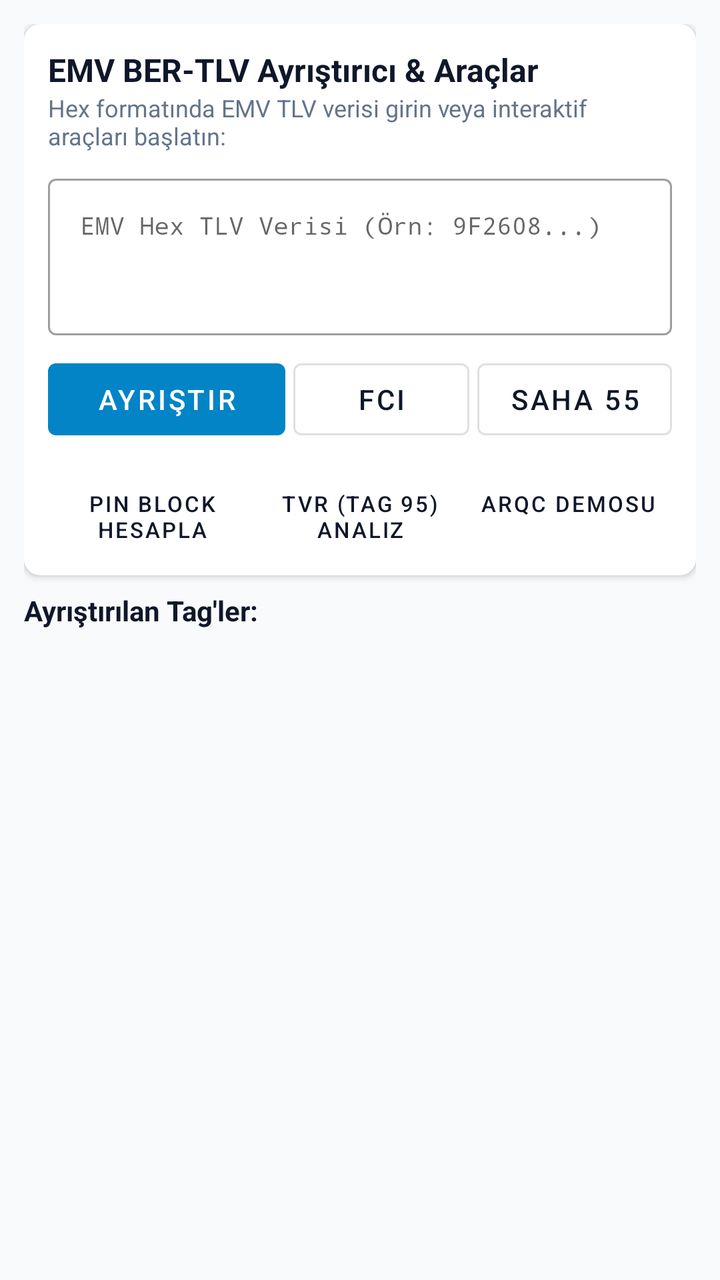
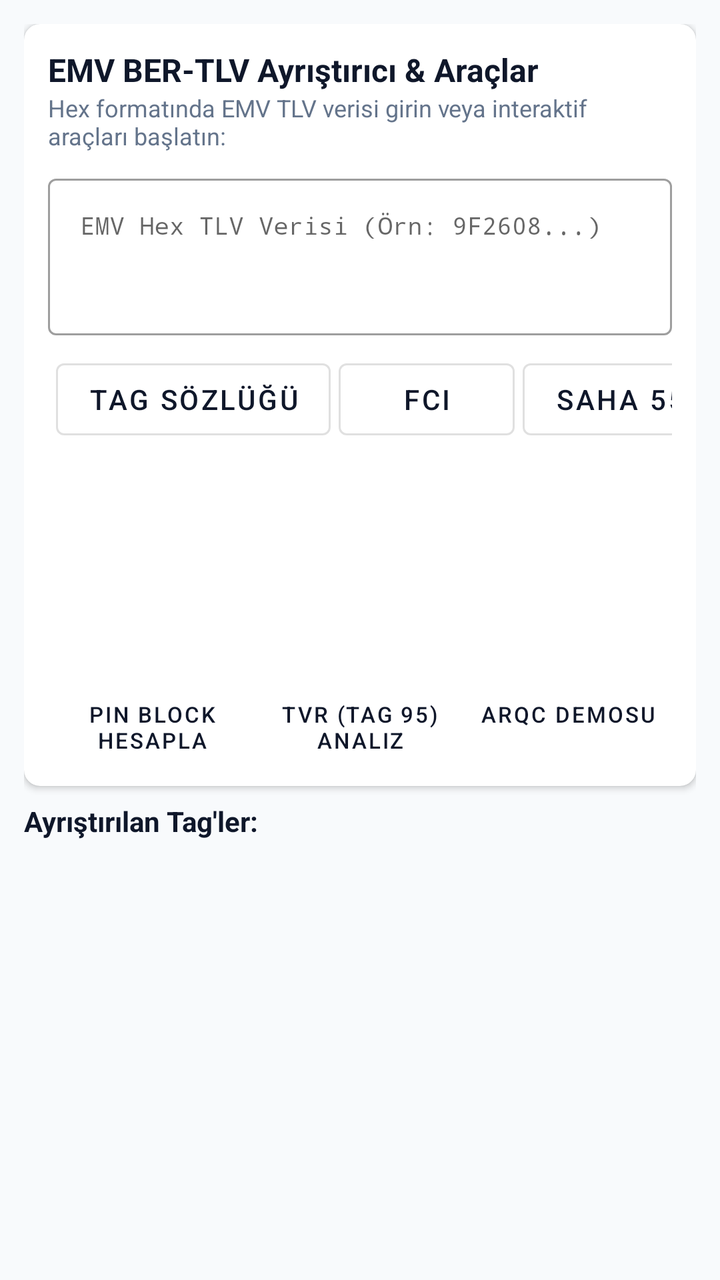

The first picture is an Android layout as it rendered before a commit; the second is the same layout after the commit. The layout source and the unified diff follow.
<!-- AndroidManifest.xml: application theme Theme.BankingExample -->
<!-- res/layout/fragment_emv_tlv.xml -->
<?xml version="1.0" encoding="utf-8"?>
<LinearLayout xmlns:android="http://schemas.android.com/apk/res/android"
    xmlns:app="http://schemas.android.com/apk/res-auto"
    android:layout_width="match_parent"
    android:layout_height="match_parent"
    android:orientation="vertical"
    android:padding="12dp">

    <com.google.android.material.card.MaterialCardView
        android:layout_width="match_parent"
        android:layout_height="wrap_content"
        app:cardCornerRadius="8dp"
        app:cardElevation="2dp"
        android:layout_marginBottom="8dp">

        <LinearLayout
            android:layout_width="match_parent"
            android:layout_height="wrap_content"
            android:orientation="vertical"
            android:padding="12dp">

            <TextView
                android:layout_width="wrap_content"
                android:layout_height="wrap_content"
                android:text="EMV BER-TLV Ayrıştırıcı &amp; Araçlar"
                android:textColor="@color/primary"
                android:textSize="16sp"
                android:textStyle="bold" />

            <TextView
                android:layout_width="wrap_content"
                android:layout_height="wrap_content"
                android:text="Hex formatında EMV TLV verisi girin veya interaktif araçları başlatın:"
                android:textColor="@color/text_secondary"
                android:textSize="12sp"
                android:layout_marginBottom="8dp" />

            <com.google.android.material.textfield.TextInputLayout
                android:layout_width="match_parent"
                android:layout_height="wrap_content"
                style="@style/Widget.MaterialComponents.TextInputLayout.OutlinedBox">

                <com.google.android.material.textfield.TextInputEditText
                    android:id="@+id/etTlvInput"
                    android:layout_width="match_parent"
                    android:layout_height="wrap_content"
                    android:hint="EMV Hex TLV Verisi (Örn: 9F2608...)"
                    android:fontFamily="monospace"
                    android:textSize="12sp"
                    android:lines="3"
                    android:gravity="top|start" />
            </com.google.android.material.textfield.TextInputLayout>

            <LinearLayout
                android:layout_width="match_parent"
                android:layout_height="wrap_content"
                android:orientation="horizontal"
                android:layout_marginTop="8dp">

                <com.google.android.material.button.MaterialButton
                    android:id="@+id/btnParseTlv"
                    android:layout_width="0dp"
                    android:layout_height="wrap_content"
                    android:layout_weight="1"
                    android:text="Ayrıştır"
                    app:backgroundTint="@color/accent" />

                <com.google.android.material.button.MaterialButton
                    android:id="@+id/btnSampleFci"
                    style="@style/Widget.MaterialComponents.Button.OutlinedButton"
                    android:layout_width="wrap_content"
                    android:layout_height="wrap_content"
                    android:layout_marginStart="4dp"
                    android:text="FCI" />

                <com.google.android.material.button.MaterialButton
                    android:id="@+id/btnSampleF55"
                    style="@style/Widget.MaterialComponents.Button.OutlinedButton"
                    android:layout_width="wrap_content"
                    android:layout_height="wrap_content"
                    android:layout_marginStart="4dp"
                    android:text="Saha 55" />
            </LinearLayout>

            
            <LinearLayout
                android:layout_width="match_parent"
                android:layout_height="wrap_content"
                android:orientation="horizontal"
                android:layout_marginTop="4dp">

                <com.google.android.material.button.MaterialButton
                    android:id="@+id/btnPinBlockTool"
                    style="@style/Widget.MaterialComponents.Button.TextButton"
                    android:layout_width="0dp"
                    android:layout_height="wrap_content"
                    android:layout_weight="1"
                    android:textSize="11sp"
                    android:text="PIN Block Hesapla" />

                <com.google.android.material.button.MaterialButton
                    android:id="@+id/btnTvrEditorTool"
                    style="@style/Widget.MaterialComponents.Button.TextButton"
                    android:layout_width="0dp"
                    android:layout_height="wrap_content"
                    android:layout_weight="1"
                    android:textSize="11sp"
                    android:text="TVR (Tag 95) Analiz" />

                <com.google.android.material.button.MaterialButton
                    android:id="@+id/btnArqcCalcTool"
                    style="@style/Widget.MaterialComponents.Button.TextButton"
                    android:layout_width="0dp"
                    android:layout_height="wrap_content"
                    android:layout_weight="1"
                    android:textSize="11sp"
                    android:text="ARQC Demosu" />
            </LinearLayout>
        </LinearLayout>
    </com.google.android.material.card.MaterialCardView>

    <TextView
        android:id="@+id/tvParsedCount"
        android:layout_width="wrap_content"
        android:layout_height="wrap_content"
        android:text="Ayrıştırılan Tag'ler:"
        android:textColor="@color/primary"
        android:textStyle="bold"
        android:layout_marginBottom="4dp" />

    <androidx.recyclerview.widget.RecyclerView
        android:id="@+id/rvTlvTree"
        android:layout_width="match_parent"
        android:layout_height="match_parent"
        android:scrollbars="vertical" />

</LinearLayout>
<!-- resources referenced by this layout -->
<resources>
  <color name="accent">#0284C7</color>
  <color name="primary">#0F172A</color>
  <color name="text_secondary">#64748B</color>
  <style name="Theme.BankingExample" parent="Theme.MaterialComponents.DayNight.NoActionBar">
          <item name="colorPrimary">@color/primary</item>
          <item name="colorPrimaryDark">@color/primary_dark</item>
          <item name="colorAccent">@color/accent</item>
          <item name="android:windowBackground">@color/background_light</item>
      </style>
  <color name="primary_dark">#020617</color>
  <color name="background_light">#F8FAFC</color>
</resources>

<!-- the commit's change to res/layout/fragment_emv_tlv.xml (unified diff, before → after) -->
@@ -64,6 +64,14 @@
                     android:layout_weight="1"
                     android:text="Ayrıştır"
                     app:backgroundTint="@color/accent" />
+
+                <com.google.android.material.button.MaterialButton
+                    android:id="@+id/btnTagLookupTool"
+                    style="@style/Widget.MaterialComponents.Button.OutlinedButton"
+                    android:layout_width="wrap_content"
+                    android:layout_height="wrap_content"
+                    android:layout_marginStart="4dp"
+                    android:text="Tag Sözlüğü" />
 
                 <com.google.android.material.button.MaterialButton
                     android:id="@+id/btnSampleFci"
